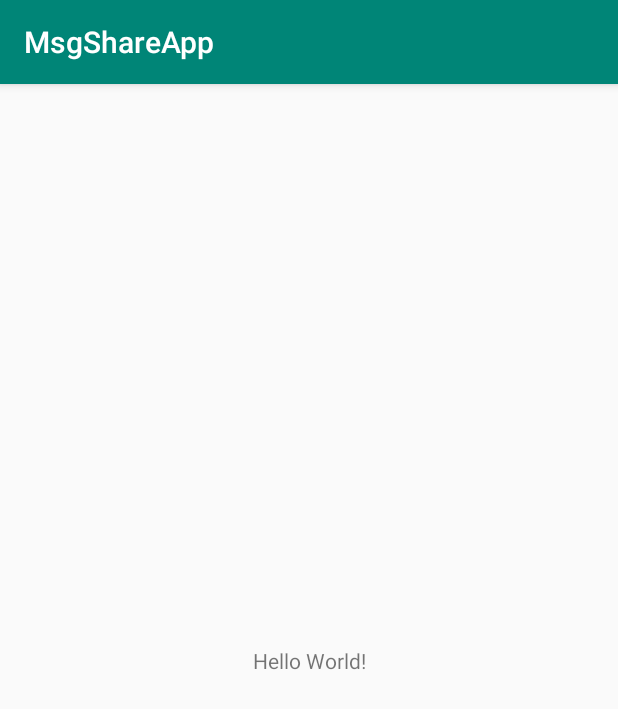
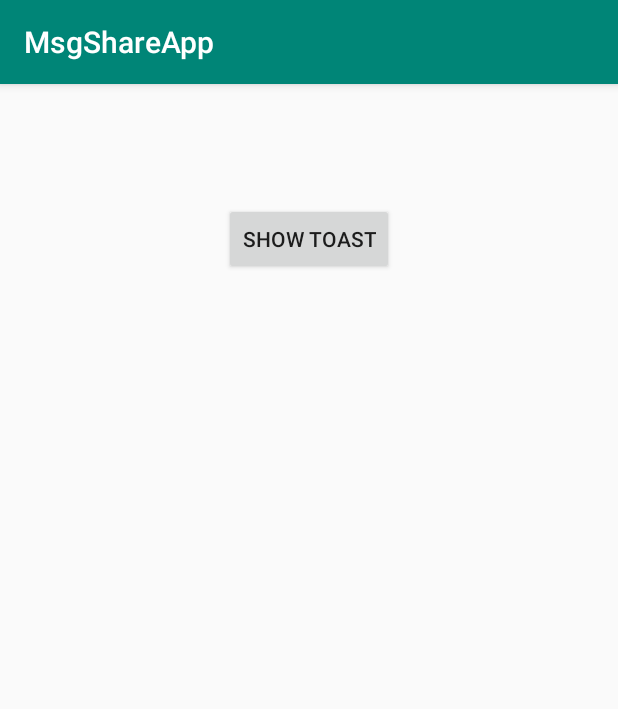
Before and after one commit to vigyat123/MsgShareApp, an Android app: the MainActivity screen opened directly, with no data from a screen before it, on a phone screen of 412 x 824 dp. Shown: the top 709 px of the screen. Run offline under Robolectric (Android 15) with nearby library versions, the phone set to English and light mode, and no system bars.

Commit message:
Learning toast

```diff
--- a/app/src/main/java/com/smartherd/msgshareapp/MainActivity.kt
+++ b/app/src/main/java/com/smartherd/msgshareapp/MainActivity.kt
@@ -2,11 +2,19 @@ package com.smartherd.msgshareapp
 
 import android.support.v7.app.AppCompatActivity
 import android.os.Bundle
+import android.util.Log
+import android.widget.Toast
+import kotlinx.android.synthetic.main.activity_main.*
 
 class MainActivity : AppCompatActivity() {
 
     override fun onCreate(savedInstanceState: Bundle?) {
         super.onCreate(savedInstanceState)
         setContentView(R.layout.activity_main)
+
+        btnShowToast.setOnClickListener {
+            Log.i("MainActivity", "Button was clicked")
+            Toast.makeText(this, "Button was clicked", Toast.LENGTH_LONG).show()
+        }
     }
 }
--- a/app/src/main/res/layout/activity_main.xml
+++ b/app/src/main/res/layout/activity_main.xml
@@ -1,18 +1,19 @@
 <?xml version="1.0" encoding="utf-8"?>
-<android.support.constraint.ConstraintLayout xmlns:android="http://schemas.android.com/apk/res/android"
+<RelativeLayout xmlns:android="http://schemas.android.com/apk/res/android"
     xmlns:app="http://schemas.android.com/apk/res-auto"
     xmlns:tools="http://schemas.android.com/tools"
     android:layout_width="match_parent"
     android:layout_height="match_parent"
     tools:context=".MainActivity">
 
-    <TextView
+
+    <Button
+        android:id="@+id/btnShowToast"
         android:layout_width="wrap_content"
         android:layout_height="wrap_content"
-        android:text="Hello World!"
-        app:layout_constraintBottom_toBottomOf="parent"
-        app:layout_constraintLeft_toLeftOf="parent"
-        app:layout_constraintRight_toRightOf="parent"
-        app:layout_constraintTop_toTopOf="parent" />
-
-</android.support.constraint.ConstraintLayout>
+        android:layout_alignParentTop="true"
+        android:layout_centerHorizontal="true"
+        android:layout_marginTop="79dp"
+        android:clickable="true"
+        android:text="Show Toast" />
+</RelativeLayout>
```
